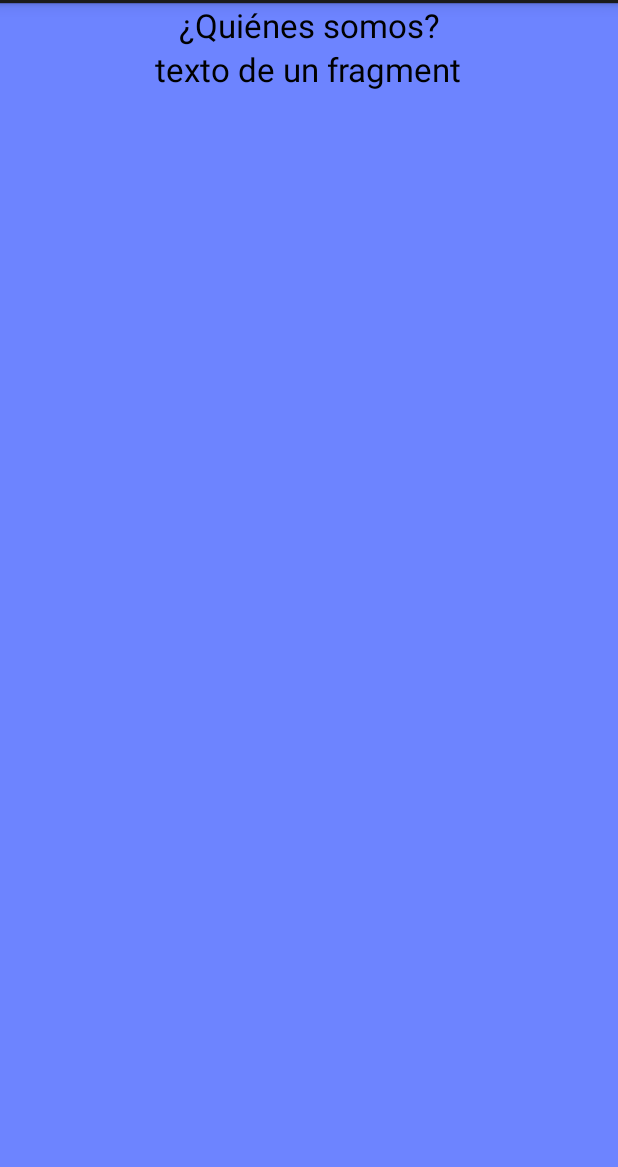
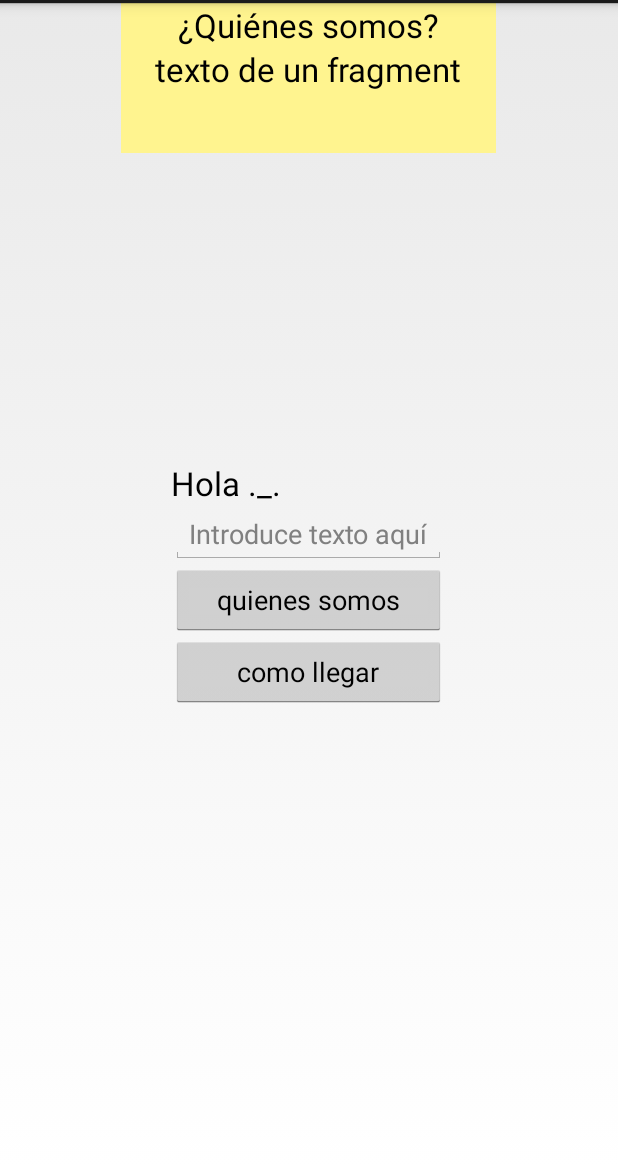
Before and after one commit to pdark007/Incufidez, an Android app: the screen it shows after launch (MyActivity), after a tap on "INCUFIDEZ", on a phone screen of 412 x 824 dp, the part 69-1236 px from its top. Run offline under Robolectric (Android 15) with nearby library versions, the phone set to English and light mode, and no system bars; 3 statements that could not run were skipped; 2 other taps on this screen came first.

```diff
--- a/app/build.gradle
+++ b/app/build.gradle
@@ -33,5 +33,6 @@ android {
 
 dependencies {
     compile fileTree(dir: 'libs', include: ['*.jar'])
-    compile 'com.android.support:support-v4:20.0.0'
+    compile 'com.android.support:support-v4:21.0.2'
+    compile 'com.google.android.gms:play-services:6.1.+'
 }
--- a/app/src/main/java/com/pdark007/incufidez/MyActivity.java
+++ b/app/src/main/java/com/pdark007/incufidez/MyActivity.java
@@ -5,6 +5,7 @@ import android.app.Activity;
 import android.app.Fragment;
 import android.app.FragmentManager;
 import android.app.FragmentTransaction;
+import android.content.Intent;
 import android.os.Bundle;
 import android.support.v4.widget.DrawerLayout;
 import android.view.LayoutInflater;
@@ -32,9 +33,10 @@ public class MyActivity extends Activity
      * Used to store the last screen title. For use in {@link #restoreActionBar()}.
      */
     private CharSequence mTitle;
-    TextView tvsaludo;
-    EditText etponertexto;
-    Button bok;
+    private TextView tvsaludo;
+    private EditText etponertexto;
+    private Button btnquienessomos;
+    private Button btncomollegar;
     private Object objeto;
 
     @Override
@@ -44,7 +46,9 @@ public class MyActivity extends Activity
 
         tvsaludo = (TextView) findViewById(R.id.tvSaludo);
         etponertexto = (EditText) findViewById(R.id.etPonerTexto);
-        bok = (Button) findViewById(R.id.bOk);
+        btnquienessomos = (Button) findViewById(R.id.btnquienessomos);
+        btncomollegar= (Button) findViewById(R.id.btncomollegar);
+
 
         mNavigationDrawerFragment = (NavigationDrawerFragment)
                 getFragmentManager().findFragmentById(R.id.navigation_drawer);
@@ -58,8 +62,15 @@ public class MyActivity extends Activity
 
 
 
-    public void metodobotonok (View botonokpresionado){
+    public void metodobtnquienessomos (View botonpresionado){
         onFragmentInteraction(null);
+        Toast mensajeTemporal =Toast.makeText(this,etponertexto.getText().toString().trim(),Toast.LENGTH_SHORT);
+        mensajeTemporal.show();
+    }
+
+    public void metodobtncomollegar (View botonpresionado){
+        Intent intent= new Intent(this,ComoLlegar.class);
+        this.startActivity(intent);
         Toast mensajeTemporal =Toast.makeText(this,etponertexto.getText().toString().trim(),Toast.LENGTH_SHORT);
         mensajeTemporal.show();
     }
--- a/app/src/main/res/layout/activity_my.xml
+++ b/app/src/main/res/layout/activity_my.xml
@@ -36,9 +36,17 @@
             <Button
                 android:layout_width="match_parent"
                 android:layout_height="wrap_content"
-                android:text="@string/Ok"
-                android:id="@+id/bOk"
-                android:onClick="metodobotonok"/>
+                android:text="@string/quienes"
+                android:id="@+id/btnquienessomos"
+                android:onClick="metodobtnquienessomos"/>
+
+            <Button
+                android:layout_width="match_parent"
+                android:layout_height="wrap_content"
+                android:text="@string/como"
+                android:id="@+id/btncomollegar"
+                android:onClick="metodobtncomollegar"/>
+
         </LinearLayout>
     </FrameLayout>
 
--- a/app/src/main/res/layout/fragment_quienes_somos.xml
+++ b/app/src/main/res/layout/fragment_quienes_somos.xml
@@ -1,12 +1,13 @@
 <LinearLayout xmlns:android="http://schemas.android.com/apk/res/android"
     xmlns:tools="http://schemas.android.com/tools"
-    android:layout_width="match_parent"
-    android:layout_height="match_parent"
+    android:layout_width="250dp"
+    android:layout_height="100dp"
     tools:context="com.pdark007.incufidez.QuienesSomos"
-    android:background="#ff6d84ff"
-    android:orientation="vertical">
+    android:background="#fffff48f"
+    android:orientation="vertical"
+    android:layout_gravity="center_horizontal">
 
-    <!-- TODO: Update blank fragment layout -->
+        <!-- TODO: Update blank fragment layout-->
     <TextView
         android:layout_width="match_parent"
         android:layout_height="wrap_content"
--- /dev/null
+++ b/app/src/main/res/menu/menu_como_llegar.xml
@@ -0,0 +1,6 @@
+<menu xmlns:android="http://schemas.android.com/apk/res/android"
+    xmlns:tools="http://schemas.android.com/tools"
+    tools:context="com.pdark007.incufidez.ComoLlegar">
+    <item android:id="@+id/action_settings" android:title="@string/action_settings"
+        android:orderInCategory="100" android:showAsAction="never" />
+</menu>
--- a/app/src/main/res/values/strings.xml
+++ b/app/src/main/res/values/strings.xml
@@ -20,11 +20,13 @@
     <string name="action_settings">Salir</string>
     <string name="Saludo">Hola ._.</string>
     <string name="Pista">Introduce texto aquí</string>
-    <string name="Ok">OK</string>
+    <string name="quienes">quienes somos</string>
+    <string name="como">como llegar</string>
     <string name="title_activity_quienes_somos">QuienesSomos</string>
     <string name="hello_world">Hello world!</string>
     <string name="title_activity_informacion">Informacion</string>
     <string name="title_activity_splash">SplashActivity</string>
     <string name="FragmentText">texto de un fragment</string>
+    <string name="title_activity_como_llegar">ComoLlegar</string>
 
 </resources>
```
Also changed, not shown: app/src/main/AndroidManifest.xml (+25 -5 lines), app/src/main/java/com/pdark007/incufidez/ComoLlegar.java (added, +68 -0 lines), app/src/main/java/com/pdark007/incufidez/QuienesSomos.java (+7 -5 lines), app/src/main/res/layout/activity_como_llegar.xml (added, +16 -0 lines), 1 other file.
